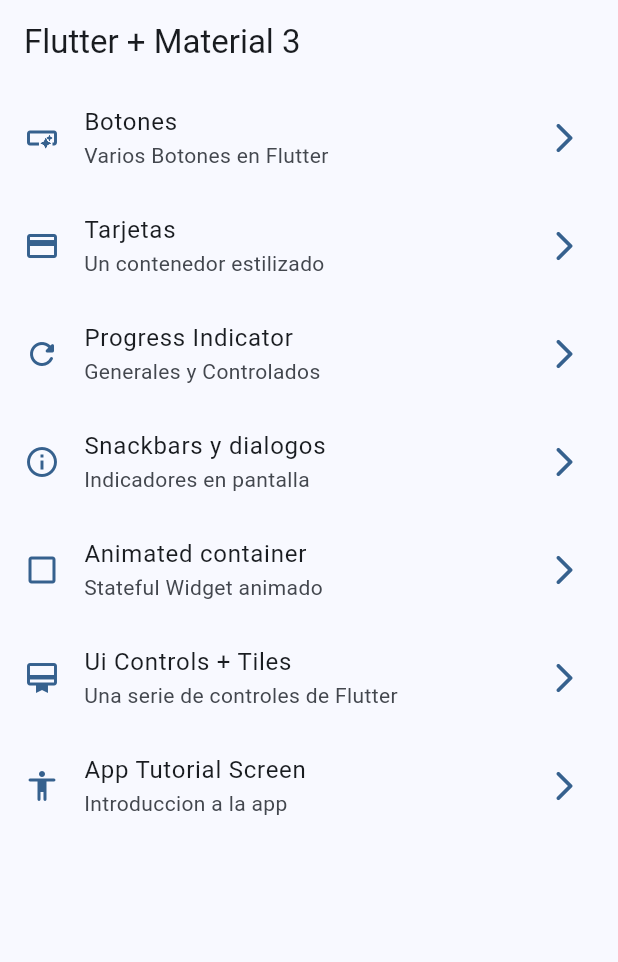
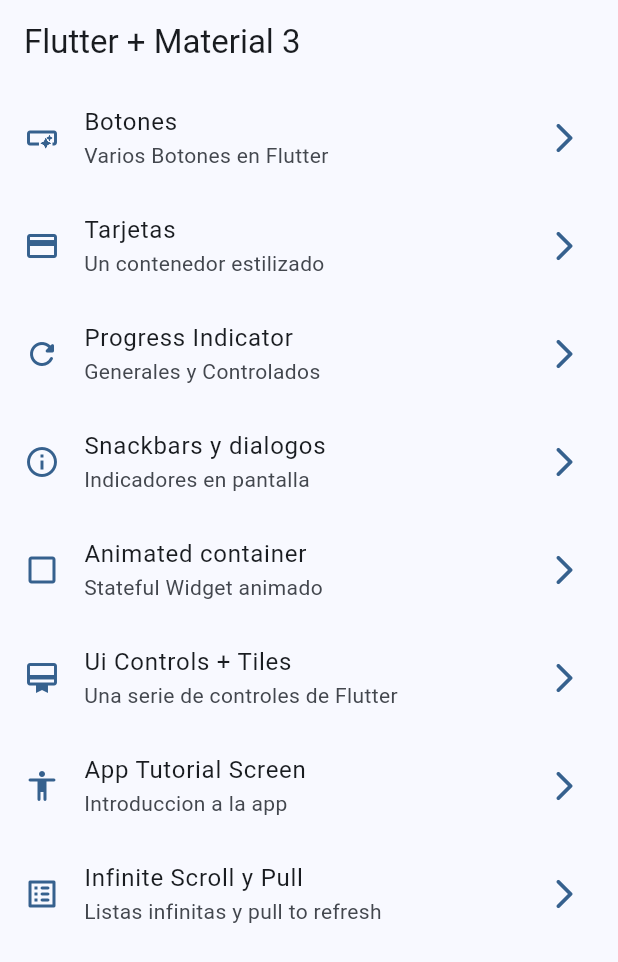
Before and after one commit to rocatoro18/widgetly, a Flutter app: the screen it shows after launch, on a phone screen of 412 x 824 dp. Shown: the top 962 px of the screen. Run offline on Flutter 3.47's test engine with Material 3 defaults, Android fonts, the phone set to English and light mode, and no system bars; our stand-ins replace animate_do, go_router.

Commit message:
Infinite Scroll Init

```diff
--- a/lib/config/menu/menu_items.dart
+++ b/lib/config/menu/menu_items.dart
@@ -48,5 +48,10 @@ const appMenuItems = <MenuItem>[
       title: 'App Tutorial Screen',
       subTitle: 'Introduccion a la app',
       link: '/tutorial',
-      icon: Icons.accessibility_rounded)
+      icon: Icons.accessibility_rounded),
+  MenuItem(
+      title: 'Infinite Scroll y Pull',
+      subTitle: 'Listas infinitas y pull to refresh',
+      link: '/infinite',
+      icon: Icons.list_alt_rounded)
 ];
--- a/lib/config/router/app_router.dart
+++ b/lib/config/router/app_router.dart
@@ -46,6 +46,11 @@ final appRouter = GoRouter(
       name: AppTutorialScreen.name,
       path: '/tutorial',
       builder: (context, state) => const AppTutorialScreen(),
+    ),
+    GoRoute(
+      name: InfiniteScrollScreen.name,
+      path: '/infinite',
+      builder: (context, state) => const InfiniteScrollScreen(),
     )
   ],
 );
```
Also changed, not shown: lib/presentation/screens/infinite_scroll/infinite_scroll_screen.dart (+38 -2 lines).
